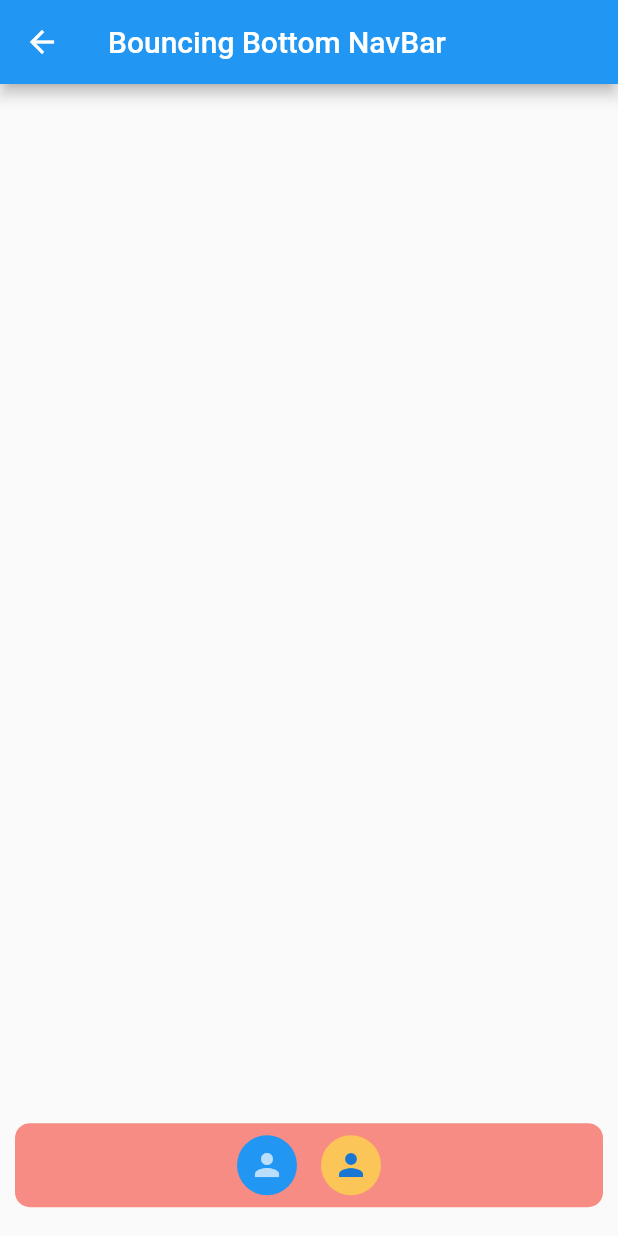
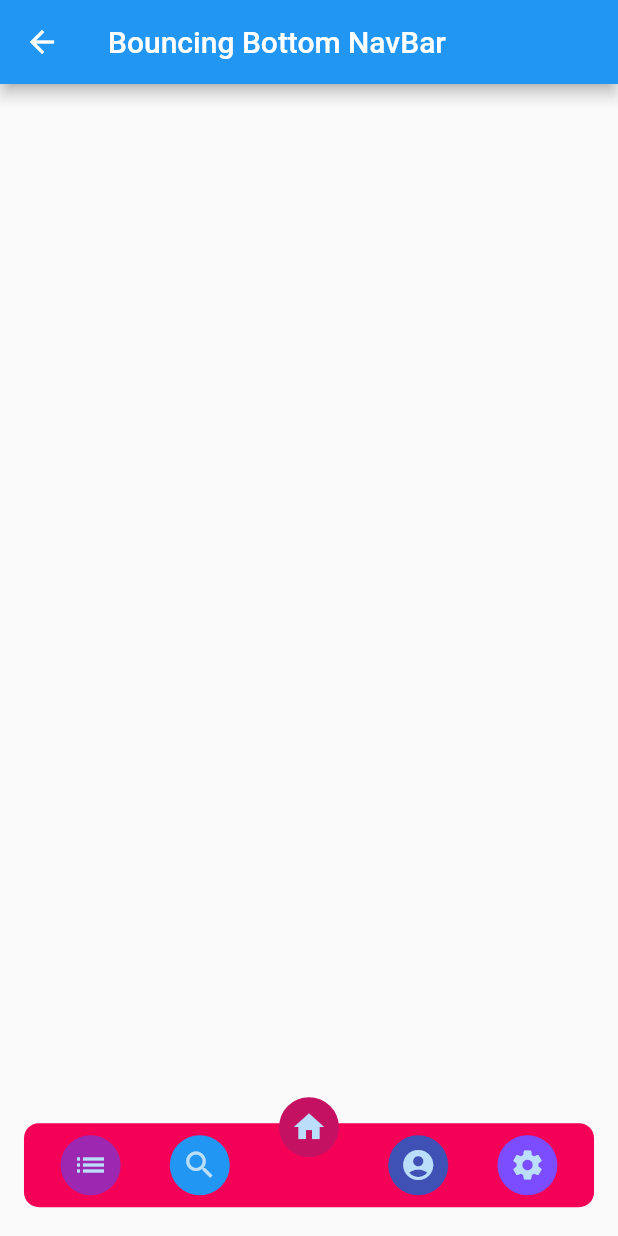
Before and after one commit to Sourav9063/flutter_learning, a Flutter app: the screen it shows after launch, after a tap on "NavBarAnimation", on a phone screen of 412 x 824 dp. Run offline on Flutter 3.47's test engine with Material 2 defaults, Android fonts, the phone set to English and light mode, and no system bars.

Commit message:
bounceAnimatedNavBar done

```diff
--- a/lib/Screens/BounceAnimatedNavBar.dart
+++ b/lib/Screens/BounceAnimatedNavBar.dart
@@ -20,18 +20,67 @@ class _BounceAnimatedNavBarState extends State<BounceAnimatedNavBar> {
         title: const Text("Bouncing Bottom NavBar"),
       ),
       body: Container(),
-      bottomNavigationBar: BounceNavBar(),
+      bottomNavigationBar: BounceNavBar(
+        initialIndex: 2,
+        items: [
+          BounceAnimatedNavBarItem(
+            widget: Icon(
+              Icons.list,
+            ),
+            foregroundColor: Colors.purple,
+            backgroundColor: Colors.purpleAccent,
+          ),
+          BounceAnimatedNavBarItem(
+            widget: Icon(
+              Icons.search,
+            ),
+            foregroundColor: Colors.blue,
+            backgroundColor: Colors.blueAccent,
+          ),
+          BounceAnimatedNavBarItem(
+            widget: Icon(
+              Icons.home,
+            ),
+            foregroundColor: Colors.pinkAccent.shade700,
+            backgroundColor: Colors.pinkAccent.shade400,
+          ),
+          BounceAnimatedNavBarItem(
+            widget: Icon(
+              Icons.account_circle,
+            ),
+            foregroundColor: Colors.indigo,
+            backgroundColor: Colors.indigoAccent,
+          ),
+          BounceAnimatedNavBarItem(
+            widget: Icon(
+              Icons.settings,
+            ),
+            foregroundColor: Colors.deepPurpleAccent,
+            backgroundColor: Colors.deepPurple,
+          ),
+        ],
+        onTabChanged: (value) {
+          print(value);
+        },
+      ),
     );
   }
 }
 
-const _movementWidth = 75.0;
-const _movementHeight = 25.0;
-Color _beginColor = Colors.red.withOpacity(.6);
-Color _endColor = Colors.blue.withOpacity(.6);
-
 class BounceNavBar extends StatefulWidget {
-  BounceNavBar({Key? key}) : super(key: key);
+  BounceNavBar(
+      {Key? key,
+      required this.items,
+      required this.onTabChanged,
+      this.movementWidth = 75.0,
+      this.movementHeight = 60.0,
+      this.initialIndex = 0})
+      : super(key: key);
+  final List<BounceAnimatedNavBarItem> items;
+  final ValueChanged<int> onTabChanged;
+  final int initialIndex;
+  final double movementWidth;
+  final double movementHeight;
 
   @override
   _BounceNavBarState createState() => _BounceNavBarState();
@@ -42,20 +91,42 @@ class _BounceNavBarState extends State<BounceNavBar>
   late AnimationController _controller;
   late Animation _animeNavBarIn;
   late Animation _animeNavBarOut;
+  late Animation _animeCircle;
   late Animation _animatedColor;
+  late Animation _animeItemEleOut;
+  late Animation _animeItemEleIn;
+  late int currentIndex;
+  late Color _nextColor = widget.items[widget.initialIndex].backgroundColor;
   @override
   void initState() {
     super.initState();
+    currentIndex = widget.initialIndex;
     _controller = AnimationController(
-        vsync: this, duration: const Duration(milliseconds: 1200));
+        vsync: this, duration: const Duration(milliseconds: 1500));
     _animeNavBarIn =
         CurveTween(curve: Interval(0.0, .6, curve: Curves.decelerate))
             .animate(_controller);
     _animeNavBarOut =
         CurveTween(curve: Interval(0.6, 1, curve: Curves.bounceOut))
             .animate(_controller);
-    _animatedColor =
-        ColorTween(begin: _beginColor, end: _endColor).animate(_controller);
+    _animeCircle =
+        CurveTween(curve: Interval(0.0, .7, curve: Curves.linear)).animate(
+      _controller,
+    );
+    _animatedColor = ColorTween(
+            begin: widget.items[widget.initialIndex].backgroundColor,
+            end: widget.items[widget.initialIndex].backgroundColor)
+        .animate(CurvedAnimation(
+            parent: _controller,
+            curve: Interval(.5, 1, curve: Curves.easeOutCubic)));
+    _animeItemEleOut =
+        CurveTween(curve: Interval(0.1, .6, curve: Curves.easeInCubic))
+            .animate(_controller);
+    _animeItemEleIn =
+        CurveTween(curve: Interval(0.6, 1, curve: Curves.bounceOut))
+            .animate(_controller);
+
+    _controller.forward();
   }
 
   @override
@@ -68,73 +139,163 @@ class _BounceNavBarState extends State<BounceNavBar>
   Widget build(BuildContext context) {
     final width = MediaQuery.of(context).size.width;
     double currentWidth = width;
-    double currentHeight = kBottomNavigationBarHeight;
+    // double currentHeight = kBottomNavigationBarHeight;
+    double currentEle = 0.0;
+
     print("NavBar build");
     return SizedBox(
       child: AnimatedBuilder(
           animation: _controller,
           builder: (context, _) {
             currentWidth = width -
-                (_movementWidth * _animeNavBarIn.value) +
-                (_movementWidth * _animeNavBarOut.value);
-            currentHeight = kBottomNavigationBarHeight +
-                (_movementHeight * _animeNavBarIn.value) -
-                (_movementHeight * _animeNavBarOut.value);
+                (widget.movementWidth * _animeNavBarIn.value) +
+                (widget.movementWidth * _animeNavBarOut.value);
+
+            currentEle = -widget.movementHeight * _animeItemEleOut.value +
+                (widget.movementHeight - kBottomNavigationBarHeight / 3) *
+                    _animeItemEleIn.value;
+
             return Align(
                 alignment: Alignment(0, .95),
                 child: Container(
-                  height: currentHeight,
+                  padding: EdgeInsets.all(08),
+                  // height: currentHeight,
                   width: currentWidth - 20,
                   decoration: BoxDecoration(
                       color: _animatedColor.value,
                       borderRadius: BorderRadius.all(Radius.circular(10))),
                   child: Row(
-                    mainAxisAlignment: MainAxisAlignment.center,
-                    children: [
-                      Padding(
-                        padding: const EdgeInsets.all(8.0),
-                        child: CircleAvatar(
-                          backgroundColor: Colors.blue,
+                    // mainAxisAlignment: MainAxisAlignment.center,
+                    children: List.generate(
+                      widget.items.length,
+                      (index) {
+                        final innerWidget = CircleAvatar(
+                          backgroundColor: widget.items[index].foregroundColor,
                           radius: 20,
+                          child: widget.items[index].widget,
+                        );
+                        return currentIndex == index
+                            ? Expanded(
+                                child: CustomPaint(
+                                  painter: _CirclePainter(
+                                      widget.items[index].backgroundColor,
+                                      progress: _animeCircle.value),
+                                  child: Transform.translate(
+                                    offset: Offset(0.0, currentEle),
+                                    child: innerWidget,
+                                  ),
+                                ),
+                              )
+                            : Expanded(
                                 child: GestureDetector(
-                            child: Icon(Icons.person),
                                 onTap: () {
-                              _endColor = Colors.blue.withOpacity(.6);
-                              _animatedColor =
-                                  ColorTween(begin: _beginColor, end: _endColor)
-                                      .animate(_controller);
+                                  _animatedColor = ColorTween(
+                                          begin: _nextColor,
+                                          end: widget
+                                              .items[index].backgroundColor)
+                                      .animate(CurvedAnimation(
+                                          parent: _controller,
+                                          curve: Interval(.5, 1,
+                                              curve: Curves.easeOutCubic)));
+                                  widget.onTabChanged(index);
+                                  setState(() {
+                                    currentIndex = index;
+                                  });
 
-                              _controller.forward(from: 0.0).whenComplete(() {
-                                _beginColor = Colors.blue.withOpacity(.6);
+                                  _controller
+                                      .forward(from: 0.0)
+                                      .whenCompleteOrCancel(() {
+                                    _nextColor =
+                                        widget.items[index].backgroundColor;
                                   });
+                                },
+                                child: innerWidget,
+                              ));
                       },
                     ),
                   ),
-                      ),
-                      Padding(
-                        padding: const EdgeInsets.all(8.0),
-                        child: CircleAvatar(
-                          backgroundColor: Colors.yellow.withOpacity(.6),
-                          radius: 20,
-                          child: GestureDetector(
-                            child: Icon(Icons.person),
-                            onTap: () {
-                              _endColor = Colors.yellow.withOpacity(.6);
-                              _animatedColor =
-                                  ColorTween(begin: _beginColor, end: _endColor)
-                                      .animate(_controller);
-
-                              _controller.forward(from: 0.0).whenComplete(() {
-                                _beginColor = Colors.yellow.withOpacity(.6);
-                              });
-                            },
-                          ),
-                        ),
-                      ),
-                    ],
-                  )),
-            );
+                ));
           }),
     );
   }
 }
+
+class BounceAnimatedNavBarItem {
+  ///the widget of that item
+  final Widget widget;
+
+  ///circle color
+  final Color foregroundColor;
+
+  ///navbar color
+  final Color backgroundColor;
+
+  BounceAnimatedNavBarItem(
+      {required this.widget,
+      required this.foregroundColor,
+      required this.backgroundColor});
+}
+
+class _CirclePainter extends CustomPainter {
+  final double progress;
+  final Color color;
+
+  _CirclePainter(this.color, {required this.progress});
+
+  @override
+  void paint(Canvas canvas, Size size) {
+    final center = Offset(size.width / 2, size.height / 2);
+    final radius = 30 * progress;
+    final strockwidth = 10.0;
+    final curStrockWidth = strockwidth * (1 - progress);
+    if (progress < 1.0) {
+      canvas.drawCircle(
+          center,
+          radius,
+          Paint()
+            ..color = color
+            ..style = PaintingStyle.stroke
+            ..strokeWidth = curStrockWidth);
+    }
+  }
+
+  @override
+  bool shouldRepaint(_CirclePainter oldDelegate) => false;
+
+  @override
+  bool shouldRebuildSemantics(_CirclePainter oldDelegate) => true;
+}
+
+// Padding(
+//                         padding: const EdgeInsets.all(8.0),
+//                         child: CircleAvatar(
+//                           backgroundColor: Colors.yellow.withOpacity(.6),
+//                           radius: 20,
+//                           child: GestureDetector(
+//                             child: Icon(Icons.person),
+//                             onTap: () {
+//                               _endColor = Colors.yellow.withOpacity(.6);
+//                               _animatedColor =
+//                                   ColorTween(begin: _beginColor, end: _endColor)
+//                                       .animate(_controller);
+
+//                               _controller.forward(from: 0.0).whenComplete(() {
+//                                 _beginColor = Colors.yellow.withOpacity(.6);
+//                               });
+//                             },
+//                           ),
+//                         ),
+//                       ),
+// onTap: () {
+//                                   _endColor = Colors.blue.withOpacity(.6);
+//                                   _animatedColor = ColorTween(
+//                                           begin: _beginColor, end: _endColor)
+//                                       .animate(_controller);
+
+//                                   _controller.forward(from: 0.0).whenComplete(
+//                                     () {
+//                                       _beginColor =
+//                                           Colors.blue.withOpacity(.6);
+//                                     },
+//                                   );
+//                                 },
--- a/lib/main.dart
+++ b/lib/main.dart
@@ -9,6 +9,7 @@ class MyApp extends StatelessWidget {
   @override
   Widget build(BuildContext context) {
     return MaterialApp(
+      debugShowCheckedModeBanner: false,
       title: 'Flutter Demo',
       theme: ThemeData.light().copyWith(textTheme: TextTheme().copyWith()),
       darkTheme: ThemeData.dark(),
```
Also changed, not shown: pubspec.lock, 2 other files. Lines whose indentation alone changed are shown as unchanged.
